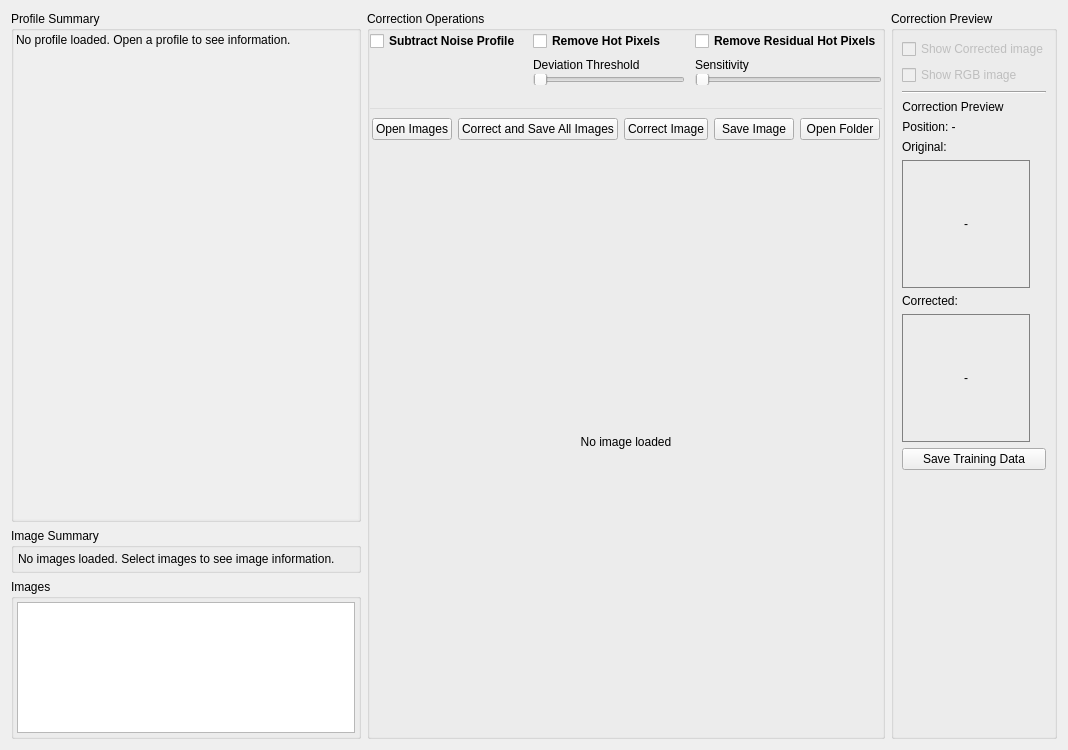
gkyle/hotpixels, file src/hotpixels/ui/image_correction_tab.ui: the form before one commit.
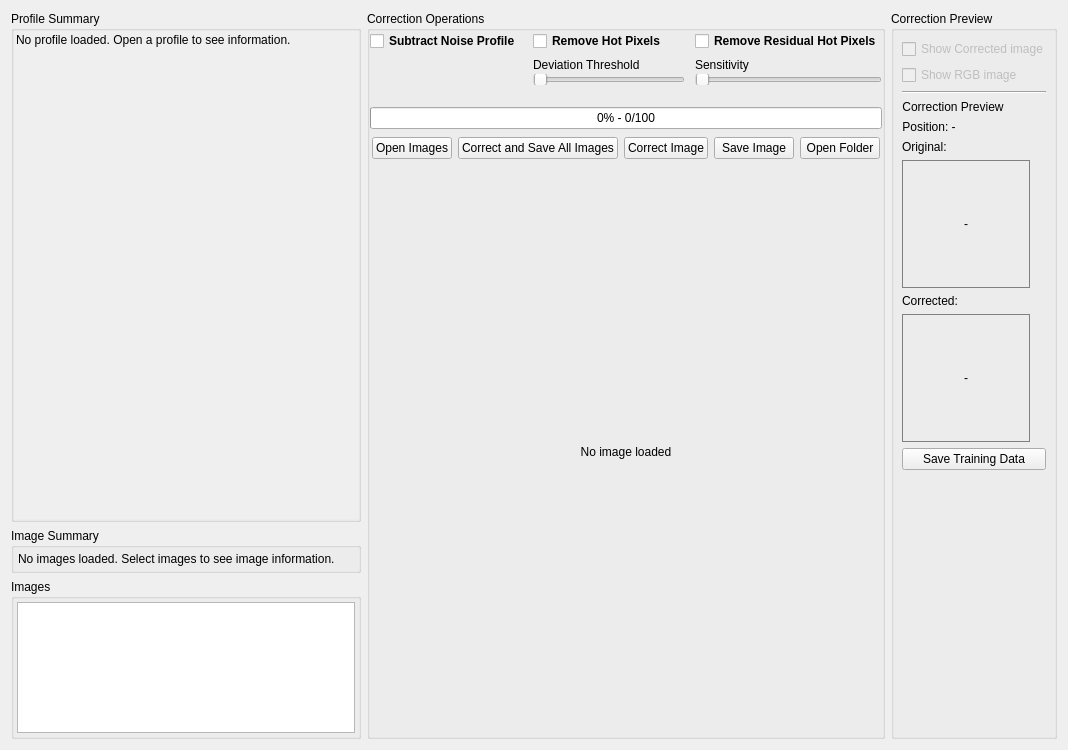
The form after the commit.

Commit message: UI: Support smaller displays

The edit to the form file:
```diff
--- a/src/hotpixels/ui/image_correction_tab.ui
+++ b/src/hotpixels/ui/image_correction_tab.ui
@@ -560,16 +560,46 @@
           </widget>
          </item>
          <item>
-          <widget class="Line" name="line">
-           <property name="styleSheet">
-            <string notr="true">color: rgb(221, 221, 221)</string>
+          <widget class="QFrame" name="frame_8">
+           <property name="frameShape">
+            <enum>QFrame::NoFrame</enum>
            </property>
            <property name="frameShadow">
             <enum>QFrame::Plain</enum>
            </property>
-           <property name="orientation">
-            <enum>Qt::Horizontal</enum>
-           </property>
+           <layout class="QHBoxLayout" name="horizontalLayout_4">
+            <property name="leftMargin">
+             <number>0</number>
+            </property>
+            <property name="topMargin">
+             <number>0</number>
+            </property>
+            <property name="rightMargin">
+             <number>0</number>
+            </property>
+            <property name="bottomMargin">
+             <number>0</number>
+            </property>
+            <item>
+             <widget class="QProgressBar" name="correctionProgressBar">
+              <property name="visible">
+               <bool>true</bool>
+              </property>
+              <property name="maximum">
+               <number>100</number>
+              </property>
+              <property name="value">
+               <number>0</number>
+              </property>
+              <property name="textVisible">
+               <bool>true</bool>
+              </property>
+              <property name="format">
+               <string>%p% - %v/%m</string>
+              </property>
+             </widget>
+            </item>
+           </layout>
           </widget>
          </item>
          <item>
```
The commit also changes 1 other file.
